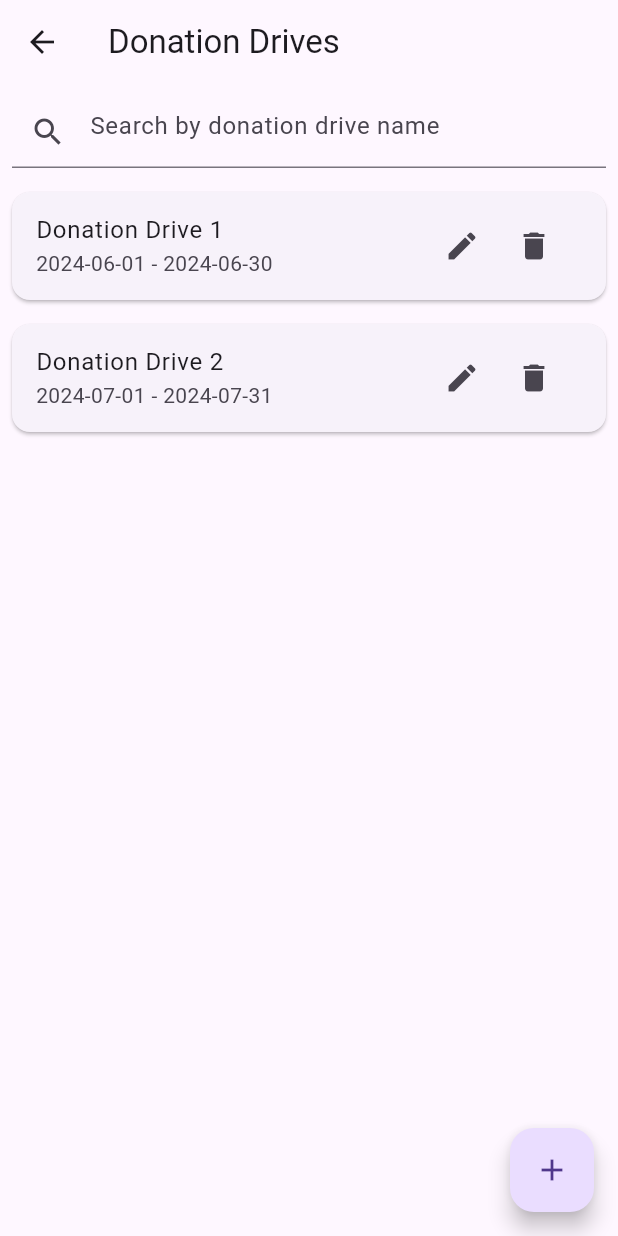
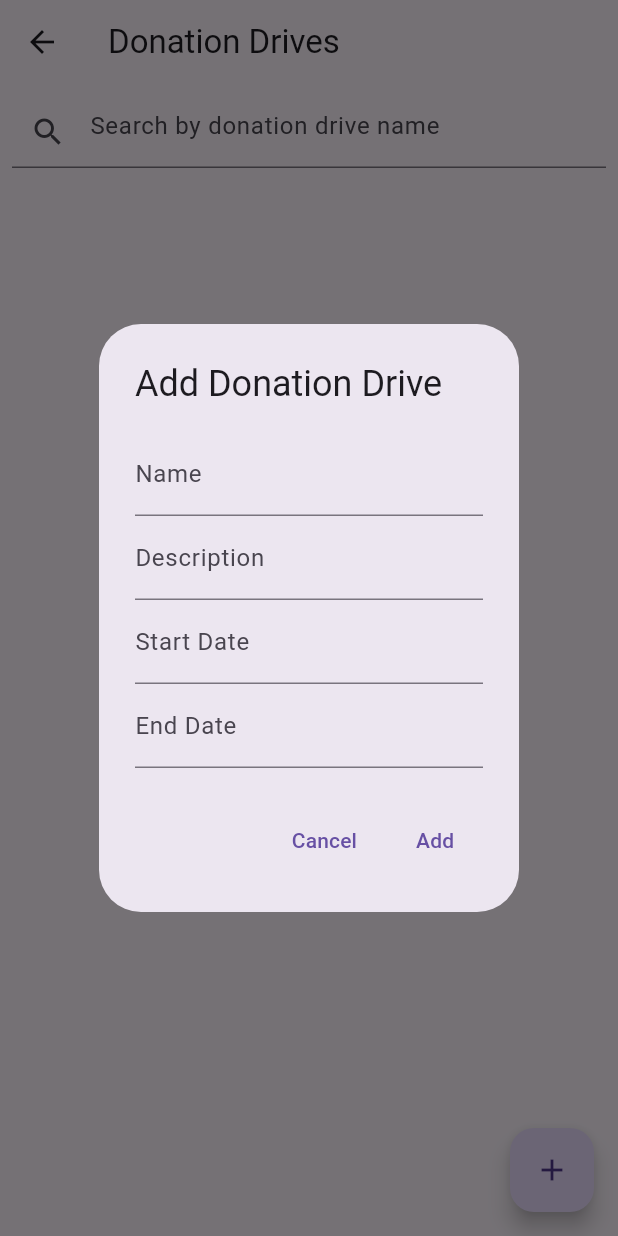
Before and after one commit to ICS-CMSC-23/donation-drive-app, a Flutter app: the DonationDrivesScreen screen opened directly, after a tap on the "add" icon, on a phone screen of 412 x 824 dp. Run offline on Flutter 3.47's test engine with Material 3 defaults, Android fonts, the phone set to English and light mode, and no system bars; our stand-ins replace cloud_firestore, email_validator, firebase_auth, firebase_core; accounts and stored records are empty.

Commit message:
feat: added donation drive CRUD

```diff
--- a/lib/providers/donation_drive_provider.dart
+++ b/lib/providers/donation_drive_provider.dart
@@ -1,47 +1,77 @@
 import 'package:flutter/material.dart';
+import 'package:cloud_firestore/cloud_firestore.dart';
 import '../models/donation_drive_model.dart';
 import '../api/firebase_donation_drive_api.dart';
-import 'package:cloud_firestore/cloud_firestore.dart';
 
 class DonationDriveListProvider with ChangeNotifier {
-  late FirebaseDonationDriveAPI firebaseService;
+  final FirebaseDonationDriveAPI firebaseService = FirebaseDonationDriveAPI();
   late Stream<QuerySnapshot> _donationDriveStream;
   int _donationDriveCount = 0;
+  List<DonationDrive> _allDonationDrives = [];
+  List<DonationDrive> _filteredDonationDrives = [];
 
   DonationDriveListProvider() {
-    firebaseService = FirebaseDonationDriveAPI();
     fetchDonationDrives();
   }
 
-  Stream<QuerySnapshot> get donationDrives => _donationDriveStream;
+  List<DonationDrive> get donationDrives => _filteredDonationDrives;
 
   int get donationDriveCount => _donationDriveCount;
 
-  fetchDonationDrives() {
+  void fetchDonationDrives() {
     _donationDriveStream = firebaseService.getAllDonationDrives();
     _donationDriveStream.listen((snapshot) {
-      _donationDriveCount = snapshot.docs.length;
+      _allDonationDrives = snapshot.docs
+          .map((doc) =>
+              DonationDrive.fromJson(doc.data() as Map<String, dynamic>))
+          .toList();
+      _filteredDonationDrives = List.from(_allDonationDrives);
+      _donationDriveCount = _filteredDonationDrives.length;
       notifyListeners();
     });
   }
 
-  Future<int> getDonationDriveCount() async {
-    QuerySnapshot snapshot = await firebaseService.getAllDonationDrives().first;
-    return snapshot.docs.length;
+  Future<String?> getOrganizationIdByEmail(String email) async {
+    final QuerySnapshot result = await FirebaseFirestore.instance
+        .collection('organizations')
+        .where('username', isEqualTo: email)
+        .limit(1)
+        .get();
+    if (result.docs.isNotEmpty) {
+      return result.docs.first.id;
+    }
+    return null;
   }
 
   void addDonationDrive(DonationDrive donationDrive) async {
     String message =
         await firebaseService.addDonationDrive(donationDrive.toJson());
     print(message);
+    fetchDonationDrives();
+  }
+
+  void editDonationDrive(DonationDrive donationDrive) async {
+    String message = await firebaseService.editDonationDrive(
+        donationDrive.id!, donationDrive.toJson());
+    print(message);
+    fetchDonationDrives();
+  }
+
+  void deleteDonationDrive(String id) async {
+    String message = await firebaseService.deleteDonationDrive(id);
+    print(message);
+    fetchDonationDrives();
+  }
+
+  void searchDonationDrives(String query) {
+    if (query.isEmpty) {
+      _filteredDonationDrives = List.from(_allDonationDrives);
+    } else {
+      _filteredDonationDrives = _allDonationDrives.where((drive) {
+        return drive.name.toLowerCase().contains(query.toLowerCase());
+      }).toList();
+    }
+    _donationDriveCount = _filteredDonationDrives.length;
     notifyListeners();
   }
-
-  void editDonationDrive() {
-    // TODO: fill edit donation drive
-  }
-
-  void deleteDonationDrive() {
-    // TODO: fill delete donation drive
-  }
 }
--- a/lib/screens/organization/organization_donation_drive.dart
+++ b/lib/screens/organization/organization_donation_drive.dart
@@ -1,46 +1,15 @@
 import 'package:flutter/material.dart';
-
-class DonationDrive {
-  final String name;
-  final String description;
-  final String startDate;
-  final String endDate;
-  final List<String> proofPhotos;
-
-  DonationDrive({
-    required this.name,
-    required this.description,
-    required this.startDate,
-    required this.endDate,
-    required this.proofPhotos,
-  });
-}
-
-// (replace with backend)
-List<DonationDrive> fetchDonationDrives() {
-  return [
-    DonationDrive(
-      name: 'Donation Drive 1',
-      description: 'Description of Donation Drive 1',
-      startDate: '2024-06-01',
-      endDate: '2024-06-30',
-      proofPhotos: ['image1', 'image2'],
-    ),
-    DonationDrive(
-      name: 'Donation Drive 2',
-      description: 'Description of Donation Drive 2',
-      startDate: '2024-07-01',
-      endDate: '2024-07-31',
-      proofPhotos: ['image1', 'image2'],
-    ),
-  ];
-}
+import 'package:provider/provider.dart';
+import '../../providers/donation_drive_provider.dart';
+import '../../providers/auth_provider.dart';
+import '../../models/donation_drive_model.dart';
 
 class DonationDrivesScreen extends StatelessWidget {
   @override
   Widget build(BuildContext context) {
-    // Fetch donation drive data from backend
-    List<DonationDrive> donationDrives = fetchDonationDrives();
+    DonationDriveListProvider donationDriveProvider =
+        Provider.of<DonationDriveListProvider>(context);
+    MyAuthProvider authProvider = Provider.of<MyAuthProvider>(context);
 
     return Scaffold(
       appBar: AppBar(
@@ -57,57 +26,169 @@ class DonationDrivesScreen extends StatelessWidget {
                 prefixIcon: Icon(Icons.search),
               ),
               onChanged: (value) {
-                // Implement search functionality
+                donationDriveProvider.searchDonationDrives(value);
               },
             ),
           ),
           // Donation Drives List
           Expanded(
-            child: ListView.builder(
-              itemCount: donationDrives.length,
-              itemBuilder: (context, index) {
-                return DonationDriveItem(donationDrive: donationDrives[index]);
+            child: Consumer<DonationDriveListProvider>(
+              builder: (context, provider, child) {
+                var donationDrives = provider.donationDrives;
+                return ListView.builder(
+                  itemCount: donationDrives.length,
+                  itemBuilder: (context, index) {
+                    return DonationDriveItem(
+                      donationDrive: donationDrives[index],
+                      onEdit: () => _showDonationDriveDialog(
+                        context,
+                        authProvider,
+                        donationDriveProvider,
+                        donationDrive: donationDrives[index],
+                      ),
+                    );
+                  },
+                );
               },
             ),
           ),
         ],
       ),
       floatingActionButton: FloatingActionButton(
-        onPressed: () {
-          // Navigate to screen to add new donation drive
-        },
+        onPressed: () => _showDonationDriveDialog(
+            context, authProvider, donationDriveProvider),
         child: Icon(Icons.add),
       ),
+    );
+  }
+
+  void _showDonationDriveDialog(
+      BuildContext context,
+      MyAuthProvider authProvider,
+      DonationDriveListProvider donationDriveProvider,
+      {DonationDrive? donationDrive}) {
+    final _formKey = GlobalKey<FormState>();
+    final TextEditingController nameController =
+        TextEditingController(text: donationDrive?.name ?? '');
+    final TextEditingController descriptionController =
+        TextEditingController(text: donationDrive?.description ?? '');
+    final TextEditingController startDateController = TextEditingController(
+        text: donationDrive?.startDate.toIso8601String() ?? '');
+    final TextEditingController endDateController = TextEditingController(
+        text: donationDrive?.endDate.toIso8601String() ?? '');
+
+    showDialog(
+      context: context,
+      builder: (context) {
+        return AlertDialog(
+          title: Text(donationDrive == null
+              ? 'Add Donation Drive'
+              : 'Edit Donation Drive'),
+          content: Form(
+            key: _formKey,
+            child: Column(
+              mainAxisSize: MainAxisSize.min,
+              children: [
+                TextFormField(
+                  controller: nameController,
+                  decoration: InputDecoration(labelText: 'Name'),
+                  validator: (value) =>
+                      value!.isEmpty ? 'Please enter a name' : null,
+                ),
+                TextFormField(
+                  controller: descriptionController,
+                  decoration: InputDecoration(labelText: 'Description'),
+                  validator: (value) =>
+                      value!.isEmpty ? 'Please enter a description' : null,
+                ),
+                TextFormField(
+                  controller: startDateController,
+                  decoration: InputDecoration(labelText: 'Start Date'),
+                  validator: (value) =>
+                      value!.isEmpty ? 'Please enter a start date' : null,
+                ),
+                TextFormField(
+                  controller: endDateController,
+                  decoration: InputDecoration(labelText: 'End Date'),
+                  validator: (value) =>
+                      value!.isEmpty ? 'Please enter an end date' : null,
+                ),
+              ],
+            ),
+          ),
+          actions: [
+            TextButton(
+              onPressed: () => Navigator.of(context).pop(),
+              child: Text('Cancel'),
+            ),
+            TextButton(
+              onPressed: () async {
+                if (_formKey.currentState!.validate()) {
+                  String email = authProvider.userObj!.email!;
+                  String? organizationId = await donationDriveProvider
+                      .getOrganizationIdByEmail(email);
+                  if (organizationId != null) {
+                    DonationDrive newDonationDrive = DonationDrive(
+                      id: donationDrive?.id,
+                      organizationId: organizationId,
+                      name: nameController.text,
+                      description: descriptionController.text,
+                      startDate: DateTime.parse(startDateController.text),
+                      endDate: DateTime.parse(endDateController.text),
+                      photos: donationDrive?.photos ?? [],
+                    );
+
+                    if (donationDrive == null) {
+                      donationDriveProvider.addDonationDrive(newDonationDrive);
+                    } else {
+                      donationDriveProvider.editDonationDrive(newDonationDrive);
+                    }
+
+                    Navigator.of(context).pop();
+                  }
+                }
+              },
+              child: Text(donationDrive == null ? 'Add' : 'Save'),
+            ),
+          ],
+        );
+      },
     );
   }
 }
 
 class DonationDriveItem extends StatelessWidget {
   final DonationDrive donationDrive;
+  final VoidCallback onEdit;
 
-  DonationDriveItem({required this.donationDrive});
+  DonationDriveItem({required this.donationDrive, required this.onEdit});
 
   @override
   Widget build(BuildContext context) {
+    DonationDriveListProvider donationDriveProvider =
+        Provider.of<DonationDriveListProvider>(context);
+
     return Card(
       margin: EdgeInsets.all(8.0),
       child: ListTile(
         title: Text(donationDrive.name),
-        subtitle: Text('${donationDrive.startDate} - ${donationDrive.endDate}'),
+        subtitle: Text(
+            '${donationDrive.startDate.toIso8601String()} - ${donationDrive.endDate.toIso8601String()}'),
         trailing: Row(
           mainAxisSize: MainAxisSize.min,
           children: [
             IconButton(
               icon: Icon(Icons.edit),
-              onPressed: () {},
+              onPressed: onEdit,
             ),
             IconButton(
               icon: Icon(Icons.delete),
-              onPressed: () {},
+              onPressed: () {
+                donationDriveProvider.deleteDonationDrive(donationDrive.id!);
+              },
             ),
           ],
         ),
-        onTap: () {},
       ),
     );
   }
```
Also changed, not shown: lib/api/firebase_donation_drive_api.dart (+10 -5 lines), lib/screens/organization/organization_page.dart (+21 -1 lines).
